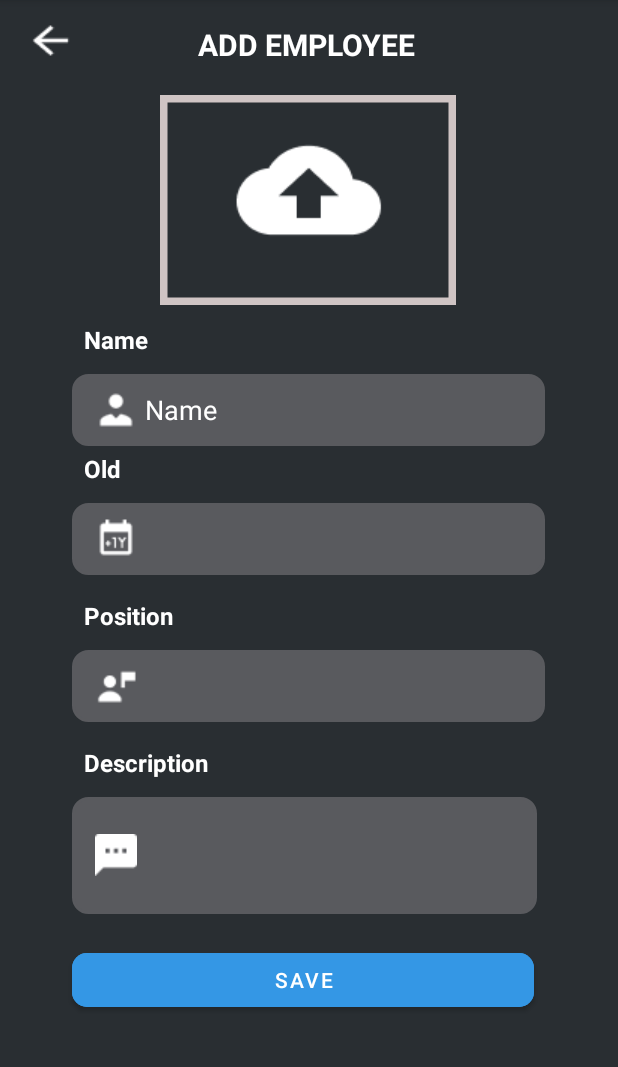
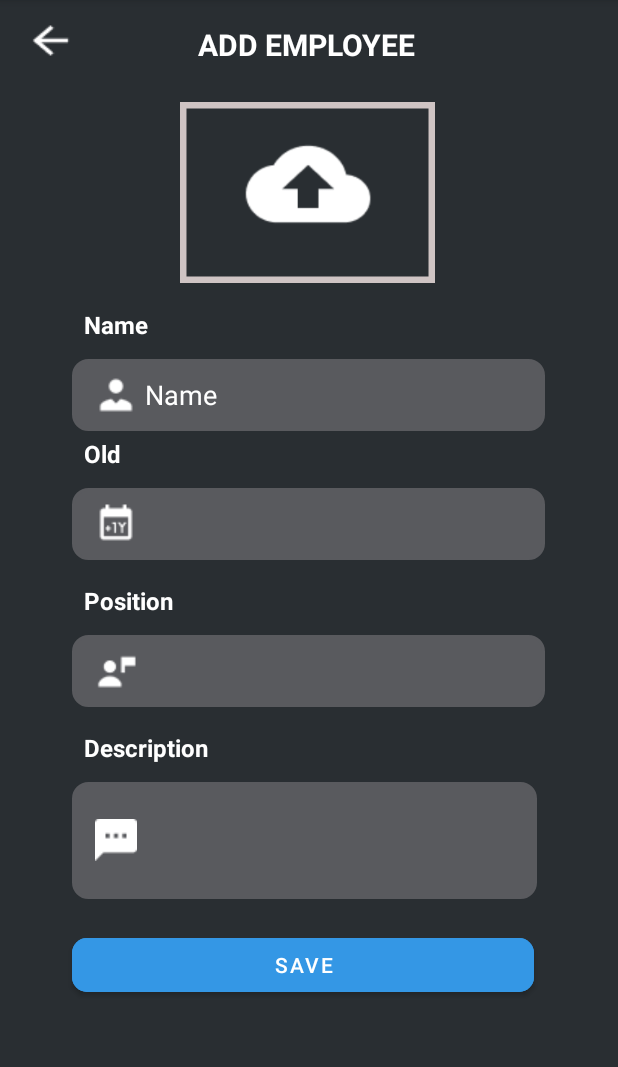
Before and after one commit to thaihoc2001/DHKTPM15A_Nhom12_UngDungQuanLyThongTinNhanSu, an Android app: the AddEmployeeActivity screen opened directly, with no data from a screen before it, on a phone screen of 412 x 824 dp, the part 84-1151 px from its top. Run offline under Robolectric (Android 15) with nearby library versions, the phone set to English and light mode, and no system bars; our stand-ins replace Firebase (no records; nobody signed in at launch, a user with empty details on screens opened directly), Picasso.

Commit message:
add update and add image

```diff
--- a/app/src/main/AndroidManifest.xml
+++ b/app/src/main/AndroidManifest.xml
@@ -44,7 +44,6 @@
             android:usesCleartextTraffic="true">
 
         </activity>
-
     </application>
-
+    <uses-permission android:name="android.permission.ACCESS_NETWORK_STATE"/>
 </manifest>
--- a/app/src/main/java/com/example/quanlynhansu/activity/EmployeeDetailActivity.java
+++ b/app/src/main/java/com/example/quanlynhansu/activity/EmployeeDetailActivity.java
@@ -61,7 +61,7 @@ public class EmployeeDetailActivity extends AppCompatActivity {
             b.putString("description", bundle.getString("description"));
             b.putInt("age", bundle.getInt("age"));
             b.putString("position", bundle.getString("position"));
-//            b.putString("image", list.get(idLayout).getImage());
+            b.putString("image", bundle.getString("image"));
             b.putString("idPosition", idPosition + "");
             i.putExtras(b);
             startActivity(i);
--- a/app/src/main/res/layout/add_employee.xml
+++ b/app/src/main/res/layout/add_employee.xml
@@ -145,7 +145,7 @@
         android:textSize="16sp"
         android:textStyle="bold"
         app:layout_constraintStart_toStartOf="parent"
-        app:layout_constraintTop_toBottomOf="@+id/imageView3" />
+        app:layout_constraintTop_toBottomOf="@+id/img_employee" />
 
     <Button
         android:id="@+id/btnSave_add_e"
@@ -160,9 +160,9 @@
         app:layout_constraintTop_toBottomOf="@+id/txtDescription_add_e" />
 
     <ImageView
-        android:id="@+id/imageView3"
-        android:layout_width="wrap_content"
-        android:layout_height="wrap_content"
+        android:id="@+id/img_employee"
+        android:layout_width="170dp"
+        android:layout_height="130dp"
         android:layout_marginTop="20dp"
         app:layout_constraintEnd_toEndOf="@+id/textView"
         app:layout_constraintHorizontal_bias="0.49"
```
Also changed, not shown: app/src/main/java/com/example/quanlynhansu/activity/AddEmployeeActivity.java (+94 -15 lines).
